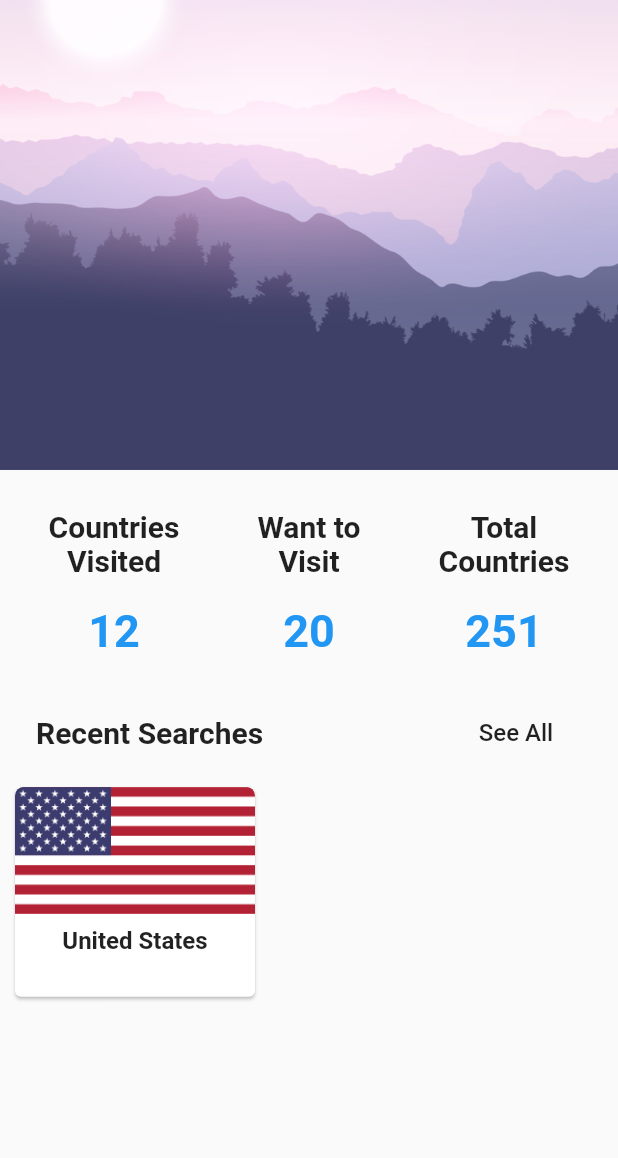
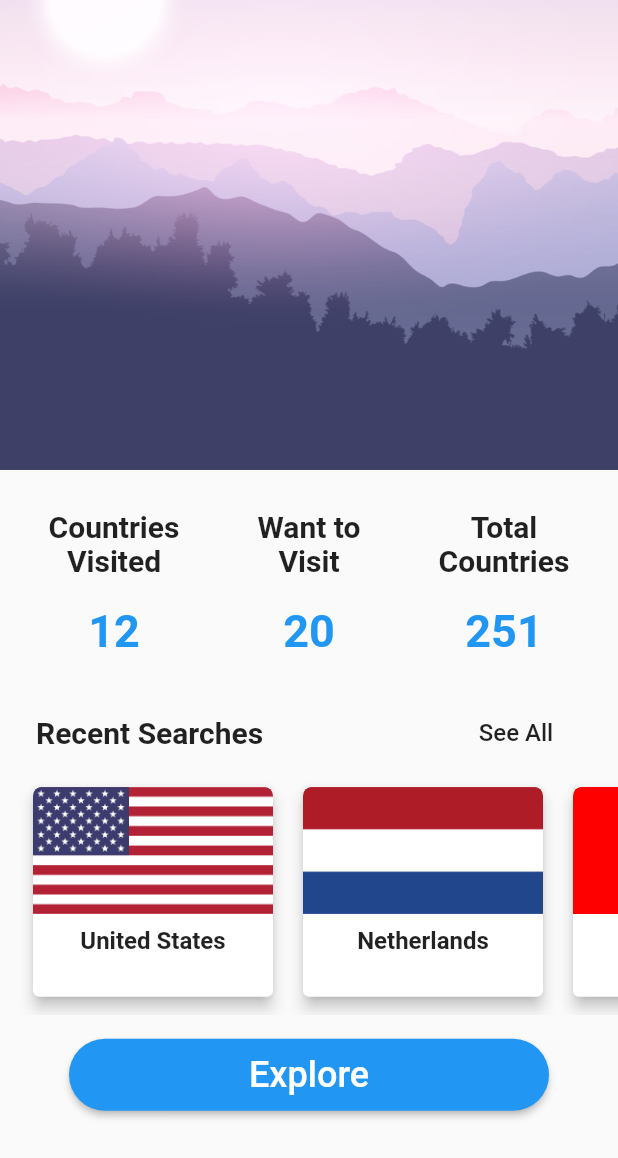
Before and after one commit to kchangela7/travel_app_boilerplate, a Flutter app: the screen it shows after launch, on a phone screen of 412 x 824 dp. Shown: the top 1158 px of the screen. Run offline on Flutter 3.47's test engine with Material 2 defaults, Android fonts, the phone set to English and light mode, and no system bars.

Commit message:
end of final lesson

```diff
--- /dev/null
+++ b/lib/components/countryCard.dart
@@ -0,0 +1,62 @@
+import 'package:flutter/material.dart';
+import 'package:travel_app_boilerplate/screens/countryInfo/countryInfo.dart';
+
+class CountryCard extends StatelessWidget {
+  final String name;
+  final String code;
+
+  CountryCard({ this.name, this.code });
+
+  @override
+  Widget build(BuildContext context) {
+    return Card(
+      margin: EdgeInsets.symmetric(horizontal: 10, vertical: 12),
+      elevation: 4,
+      child: ClipRRect(
+        borderRadius: BorderRadius.circular(6),
+        child: Container(
+          height: 140,
+          width: 160,
+          child: Stack(
+            children: [
+              Positioned.fill(
+                child: Column(
+                  children: [
+                    Image.asset(
+                      'assets/flags/${code.toLowerCase()}.png',
+                      height: 85,
+                      width: 160,
+                      fit: BoxFit.fill
+                    ),
+                    Container(
+                      width: 140,
+                      padding: EdgeInsets.symmetric(vertical: 8),
+                      child: Text(
+                        name,
+                        textAlign: TextAlign.center,
+                        style: TextStyle(fontSize: 16, fontWeight: FontWeight.bold)
+                      )
+                    )
+                  ],
+                ),
+              ),
+              Positioned.fill(
+                child: Material(
+                  color: Colors.transparent,
+                  child: InkWell(
+                    onTap: () {
+                      Navigator.push(
+                        context,
+                        MaterialPageRoute(builder: (context) => CountryInfo(code: code))
+                      );
+                    }
+                  )
+                )
+              )
+            ],
+          )
+        ),
+      )
+    );
+  }
+}
--- a/lib/screens/home/components/recentSearch.dart
+++ b/lib/screens/home/components/recentSearch.dart
@@ -1,4 +1,5 @@
 import 'package:flutter/material.dart';
+import 'package:travel_app_boilerplate/components/countryCard.dart';
 
 class RecentSearch extends StatelessWidget {
   @override
@@ -6,65 +7,19 @@ class RecentSearch extends StatelessWidget {
     return Column(
       children: [
         Title(),
-        Row(
-          children: [
-            CountryCard()
-          ],
+        SingleChildScrollView(
+          scrollDirection: Axis.horizontal,
+          child: Row(
+            children: [
+              SizedBox(width: 12),
+              CountryCard(name: "United States", code: "US"),
+              CountryCard(name: "Netherlands", code: "NL"),
+              CountryCard(name: "Canda", code: "CA"),
+              SizedBox(width: 12),
+            ],
+          ),
         )
       ],
-    );
-  }
-}
-
-class CountryCard extends StatelessWidget {
-  const CountryCard({
-    Key key,
-  }) : super(key: key);
-
-  @override
-  Widget build(BuildContext context) {
-    return Card(
-      margin: EdgeInsets.symmetric(horizontal: 10, vertical: 12),
-      child: ClipRRect(
-        borderRadius: BorderRadius.circular(6),
-        child: Container(
-          height: 140,
-          width: 160,
-          child: Stack(
-            children: [
-              Positioned.fill(
-                child: Column(
-                  children: [
-                    Image.asset(
-                      'assets/flags/us.png',
-                      height: 85,
-                      width: 160,
-                      fit: BoxFit.fill
-                    ),
-                    Container(
-                      width: 140,
-                      padding: EdgeInsets.symmetric(vertical: 8),
-                      child: Text(
-                        "United States",
-                        textAlign: TextAlign.center,
-                        style: TextStyle(fontSize: 16, fontWeight: FontWeight.bold)
-                      )
-                    )
-                  ],
-                ),
-              ),
-              Positioned.fill(
-                child: Material(
-                  color: Colors.transparent,
-                  child: InkWell(
-                    onTap: () {}
-                  )
-                )
-              )
-            ],
-          )
-        ),
-      )
     );
   }
 }
--- a/lib/screens/home/home.dart
+++ b/lib/screens/home/home.dart
@@ -1,5 +1,6 @@
 import 'package:flutter/material.dart';
 import 'package:travel_app_boilerplate/screens/home/components/recentSearch.dart';
+import 'package:travel_app_boilerplate/screens/search/search.dart';
 
 import 'components/visits.dart';
 
@@ -15,9 +16,33 @@ class Home extends StatelessWidget {
         children: [
           Image.asset('assets/travel_home.png'),
           Visits(),
-          RecentSearch()
+          RecentSearch(),
+          SizedBox(height: 16),
+          ExploreButton()
         ],
       )
     );
   }
 }
+
+class ExploreButton extends StatelessWidget {
+  const ExploreButton({
+    Key key,
+  }) : super(key: key);
+
+  @override
+  Widget build(BuildContext context) {
+    return RaisedButton(
+      onPressed: () {
+        Navigator.push(
+          context,
+          MaterialPageRoute(builder: (context) => Search())
+        );
+      },
+      padding: EdgeInsets.symmetric(horizontal: 120, vertical: 10),
+      color: Colors.blue,
+      shape: RoundedRectangleBorder(borderRadius: BorderRadius.circular(30)),
+      child: Text("Explore", style: TextStyle(color: Colors.white, fontSize: 24))
+    );
+  }
+}
--- a/pubspec.yaml
+++ b/pubspec.yaml
@@ -23,6 +23,7 @@ environment:
 dependencies:
   flutter:
     sdk: flutter
+  http: ^0.12.2
 
 
   # The following adds the Cupertino Icons font to your application.
```
Also changed, not shown: lib/models/countryData.dart (+24 -14 lines), lib/screens/countryInfo/countryInfo.dart (added, +40 -0 lines), lib/screens/search/search.dart (+53 -34 lines), pubspec.lock.
